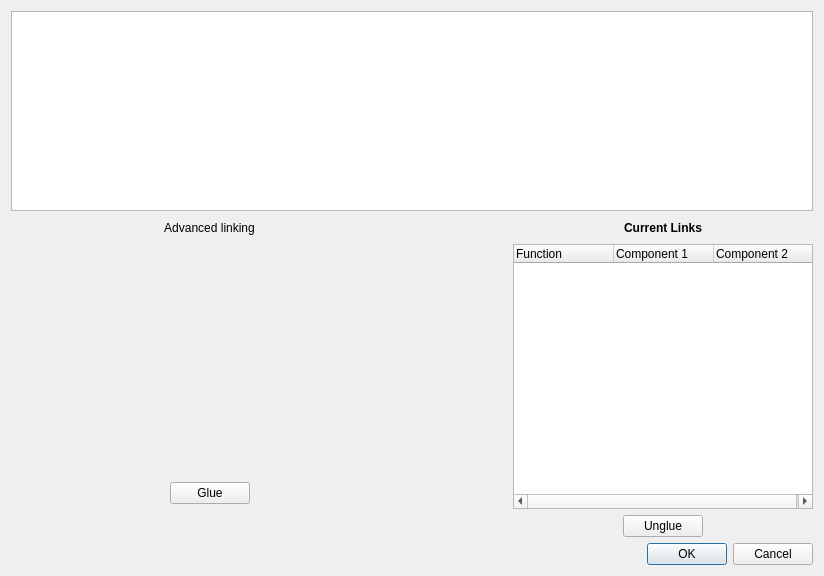
First picture: the form in glue/dialogs/link_editor/qt/link_editor.ui, repository glue-viz/glue, before the edit.
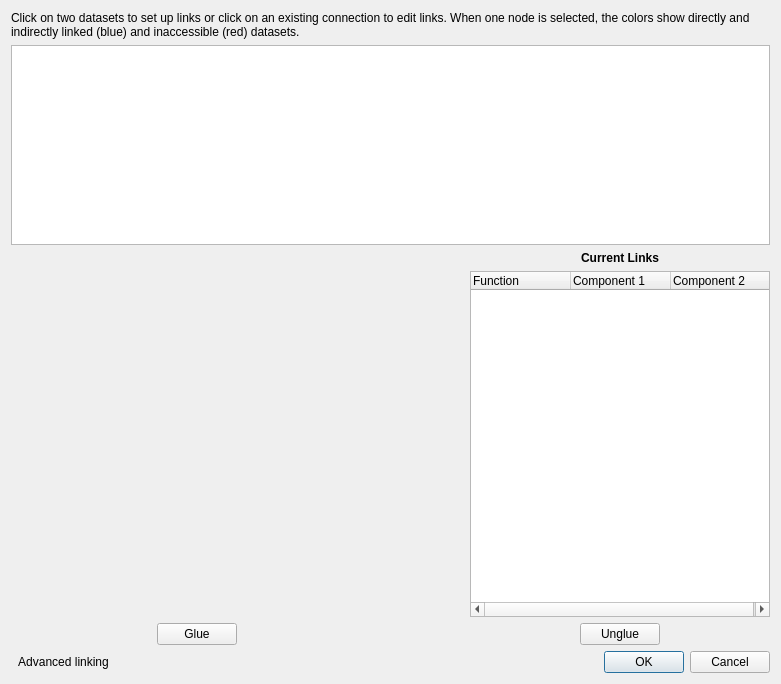
Second picture: the form after the edit. Custom widgets are drawn as their Qt base class.

The edit to the form file:
```diff
--- a/glue/dialogs/link_editor/qt/link_editor.ui
+++ b/glue/dialogs/link_editor/qt/link_editor.ui
@@ -6,8 +6,8 @@
    <rect>
     <x>0</x>
     <y>0</y>
-    <width>824</width>
-    <height>576</height>
+    <width>781</width>
+    <height>684</height>
    </rect>
   </property>
   <property name="windowTitle">
@@ -17,6 +17,16 @@
    <bool>false</bool>
   </property>
   <layout class="QVBoxLayout" name="verticalLayout">
+   <item>
+    <widget class="QLabel" name="label">
+     <property name="text">
+      <string>Click on two datasets to set up links or click on an existing connection to edit links. When one node is selected, the colors show directly and indirectly linked (blue) and inaccessible (red) datasets. </string>
+     </property>
+     <property name="wordWrap">
+      <bool>true</bool>
+     </property>
+    </widget>
+   </item>
    <item>
     <widget class="DataGraphWidget" name="graph_widget">
      <property name="sizePolicy">
@@ -54,52 +64,6 @@
        </property>
       </spacer>
      </item>
-     <item row="0" column="2">
-      <layout class="QHBoxLayout" name="horizontalLayout_8">
-       <property name="topMargin">
-        <number>0</number>
-       </property>
-       <item>
-        <spacer name="horizontalSpacer_4">
-         <property name="orientation">
-          <enum>Qt::Horizontal</enum>
-         </property>
-         <property name="sizeHint" stdset="0">
-          <size>
-           <width>40</width>
-           <height>20</height>
-          </size>
-         </property>
-        </spacer>
-       </item>
-       <item>
-        <widget class="QToolButton" name="toggle_editor">
-         <property name="whatsThis">
-          <string>Show/hide advanced linking</string>
-         </property>
-         <property name="text">
-          <string>Advanced linking</string>
-         </property>
-         <property name="autoRaise">
-          <bool>true</bool>
-         </property>
-        </widget>
-       </item>
-       <item>
-        <spacer name="horizontalSpacer_5">
-         <property name="orientation">
-          <enum>Qt::Horizontal</enum>
-         </property>
-         <property name="sizeHint" stdset="0">
-          <size>
-           <width>40</width>
-           <height>20</height>
-          </size>
-         </property>
-        </spacer>
-       </item>
-      </layout>
-     </item>
      <item row="2" column="6">
       <layout class="QHBoxLayout" name="horizontalLayout_9">
        <item>
@@ -204,24 +168,14 @@
        </property>
       </widget>
      </item>
-     <item row="1" column="2" rowspan="2">
+     <item row="0" column="2" rowspan="3">
       <layout class="QVBoxLayout" name="verticalLayout_4">
+       <property name="spacing">
+        <number>0</number>
+       </property>
        <property name="leftMargin">
         <number>0</number>
        </property>
-       <item>
-        <spacer name="verticalSpacer">
-         <property name="orientation">
-          <enum>Qt::Vertical</enum>
-         </property>
-         <property name="sizeHint" stdset="0">
-          <size>
-           <width>20</width>
-           <height>40</height>
-          </size>
-         </property>
-        </spacer>
-       </item>
        <item>
         <widget class="LinkEquation" name="signature_editor" native="true">
          <property name="enabled">
@@ -285,25 +239,25 @@
          </item>
         </layout>
        </item>
-       <item>
-        <spacer name="verticalSpacer_2">
-         <property name="orientation">
-          <enum>Qt::Vertical</enum>
-         </property>
-         <property name="sizeHint" stdset="0">
-          <size>
-           <width>20</width>
-           <height>40</height>
-          </size>
-         </property>
-        </spacer>
-       </item>
       </layout>
      </item>
     </layout>
    </item>
    <item>
     <layout class="QHBoxLayout" name="horizontalLayout">
+     <item>
+      <widget class="QToolButton" name="toggle_editor">
+       <property name="whatsThis">
+        <string>Show/hide advanced linking</string>
+       </property>
+       <property name="text">
+        <string>Advanced linking</string>
+       </property>
+       <property name="autoRaise">
+        <bool>true</bool>
+       </property>
+      </widget>
+     </item>
      <item>
       <spacer name="horizontalSpacer_2">
        <property name="orientation">
```
Left out of the diff: 1 changed line with no effect on the pictures.
